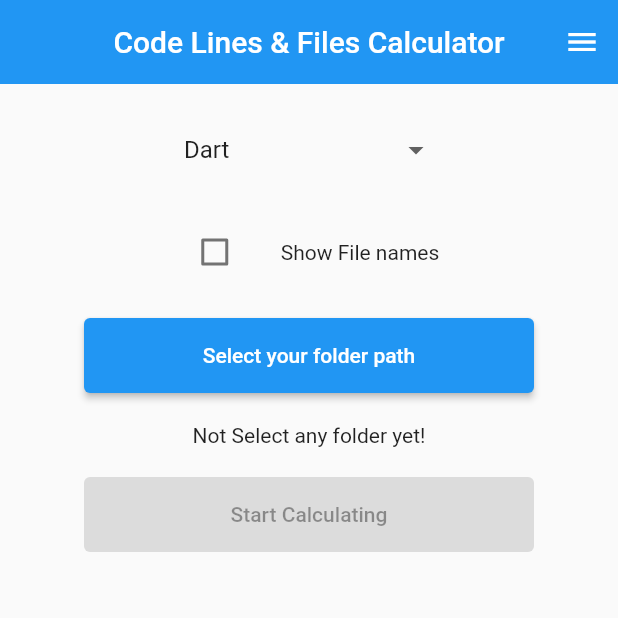
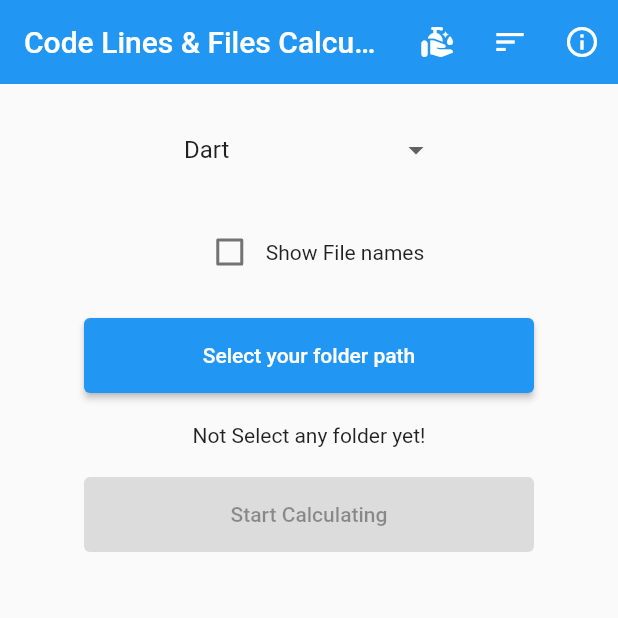
Before and after one commit to shahi5472/Code-Lines-Files-Calculator-Flutter, a Flutter app: the screen it shows after launch, on a phone screen of 412 x 824 dp, the top half of it. Run offline on Flutter 3.47's test engine with Material 2 defaults, Android fonts, the light colour scheme and no system bars; our stand-ins replace file_picker.

Commit message:
new version relase

```diff
--- a/lib/main.dart
+++ b/lib/main.dart
@@ -20,6 +20,7 @@ class MyApp extends StatelessWidget {
     return MaterialApp(
       title: 'Code Lines & Files Calculator',
       theme: ThemeData(primarySwatch: Colors.blue),
+      debugShowCheckedModeBanner: false,
       home: const HomePage(),
     );
   }
@@ -59,17 +60,6 @@ class _HomePageState extends State<HomePage> {
     'rust',
   ];
 
-  String capitalize(String str) {
-    List<String> words = str.split(' ');
-    List<String> capitalizedWords = [];
-    for (String word in words) {
-      String capitalizedWord =
-          word[0].toUpperCase() + word.substring(1, word.length);
-      capitalizedWords.add(capitalizedWord);
-    }
-    return capitalizedWords.join(' ');
-  }
-
   String selectedLanguage = 'dart';
   String? selectedFolderPath;
   String? result;
@@ -89,23 +79,38 @@ class _HomePageState extends State<HomePage> {
           SliverAppBar(
             title: const Text('Code Lines & Files Calculator'),
             centerTitle: true,
+            pinned: true,
             actions: [
               IconButton(
-                icon: const Icon(Icons.menu),
+                onPressed: () => clearVariables(),
+                icon: const Icon(Icons.clean_hands_rounded),
+              ),
+              IconButton(
+                onPressed: () => sortBySize(),
+                icon: const Icon(Icons.sort),
+              ),
+              IconButton(
+                icon: const Icon(Icons.info_outline),
                 onPressed: () {
                   showDialog(
                     context: context,
                     builder: (BuildContext context) {
                       return AlertDialog(
                         title: const Text('Code Lines & Files Calculator'),
-                        content: Column(
+                        content: SingleChildScrollView(
+                          child: Column(
                             mainAxisSize: MainAxisSize.min,
                             children: const [
                               Text(
                                   'You can count files and read how many lines of code your write for the project. You have to do select the folder and select the language after selecting those then click on calculate button it will show the result. See the screenshots.'),
                               SizedBox(height: 20),
-                            Text('Develop by: S.m. Kamal Hussain Shahi'),
+                              Align(
+                                alignment: Alignment.center,
+                                child: Text(
+                                    'Develop by: S.m. Kamal Hussain Shahi'),
+                              ),
                             ],
+                          ),
                         ),
                         actions: [
                           TextButton(
@@ -157,8 +162,10 @@ class _HomePageState extends State<HomePage> {
                           });
                         },
                       ),
-                      const SizedBox(width: 20),
-                      const Text('Show File names')
+                      const Text(
+                        'Show File names',
+                        overflow: TextOverflow.ellipsis,
+                      ),
                     ],
                   ),
                   const SizedBox(height: 20),
@@ -298,4 +305,34 @@ class _HomePageState extends State<HomePage> {
     }
     return lines;
   }
+
+  void sortBySize() {
+    if (fileNames.isNotEmpty) {
+      fileNames.sort((a, b) => a.size.compareTo(b.size));
+      setState(() {});
     }
+  }
+
+  void clearVariables() {
+    setState(() {
+      selectedLanguage = 'dart';
+      selectedFolderPath = null;
+      result = null;
+      totalLines = 0;
+      totalFiles = 0;
+      fileNames = [];
+      isChecked = false;
+    });
+  }
+
+  String capitalize(String str) {
+    List<String> words = str.split(' ');
+    List<String> capitalizedWords = [];
+    for (String word in words) {
+      String capitalizedWord =
+          word[0].toUpperCase() + word.substring(1, word.length);
+      capitalizedWords.add(capitalizedWord);
+    }
+    return capitalizedWords.join(' ');
+  }
+}
```
Also changed, not shown: 2 other files. Lines whose indentation alone changed are shown as unchanged.
